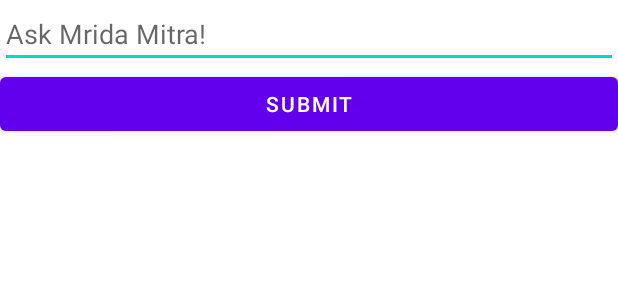
After one commit to Ashrayyy/MridaMitra, an Android app: the layout fragment_chat.xml on its own in the app's theme, with its tools: preview values and no code run, on a phone screen of 412 x 824 dp. The commit adds this screen. Shown: the top 300 px of the screen. Run offline under Robolectric (Android 15) with nearby library versions, the phone set to English and light mode, and no system bars; network calls fail.

Commit message:
Updated commit

```diff
--- a/app/build.gradle
+++ b/app/build.gradle
@@ -38,11 +38,16 @@ android {
 dependencies {
 
     implementation 'androidx.core:core-ktx:1.8.0'
+    implementation 'com.squareup.okhttp3:okhttp:4.9.3'
+    implementation 'com.google.code.gson:gson:2.8.8'
     implementation 'androidx.appcompat:appcompat:1.4.1'
     implementation 'com.google.android.material:material:1.5.0'
     implementation 'androidx.constraintlayout:constraintlayout:2.1.3'
     implementation 'androidx.lifecycle:lifecycle-livedata-ktx:2.4.1'
     implementation 'androidx.lifecycle:lifecycle-viewmodel-ktx:2.4.1'
+
+    implementation 'org.tensorflow:tensorflow-lite:2.8.0'
+
     implementation 'androidx.navigation:navigation-fragment-ktx:2.5.2'
     implementation 'androidx.navigation:navigation-ui-ktx:2.5.2'
     implementation 'androidx.legacy:legacy-support-v4:1.0.0'
--- /dev/null
+++ b/app/src/main/res/drawable/baseline_pause_ic_pause.xml
@@ -0,0 +1,5 @@
+<vector android:height="24dp" android:tint="#000000"
+    android:viewportHeight="24" android:viewportWidth="24"
+    android:width="24dp" xmlns:android="http://schemas.android.com/apk/res/android">
+    <path android:fillColor="@android:color/white" android:pathData="M6,19h4L10,5L6,5v14zM14,5v14h4L18,5h-4z"/>
+</vector>
--- /dev/null
+++ b/app/src/main/res/drawable/ic_chat.xml
@@ -0,0 +1,5 @@
+<vector android:autoMirrored="true" android:height="24dp"
+    android:tint="#000000" android:viewportHeight="24"
+    android:viewportWidth="24" android:width="24dp" xmlns:android="http://schemas.android.com/apk/res/android">
+    <path android:fillColor="@android:color/white" android:pathData="M20,2L4,2c-1.1,0 -1.99,0.9 -1.99,2L2,22l4,-4h14c1.1,0 2,-0.9 2,-2L22,4c0,-1.1 -0.9,-2 -2,-2zM6,9h12v2L6,11L6,9zM14,14L6,14v-2h8v2zM18,8L6,8L6,6h12v2z"/>
+</vector>
--- /dev/null
+++ b/app/src/main/res/layout/fragment_chat.xml
@@ -0,0 +1,27 @@
+<?xml version="1.0" encoding="utf-8"?>
+<LinearLayout
+    android:orientation="vertical" xmlns:android="http://schemas.android.com/apk/res/android"
+    xmlns:tools="http://schemas.android.com/tools"
+    android:layout_width="match_parent"
+    android:layout_height="match_parent"
+    tools:context=".ChatFragment">
+
+    <!-- TODO: Update blank fragment layout -->
+    <EditText
+        android:id="@+id/query"
+        android:hint="Ask Mrida Mitra!"
+        android:layout_width="match_parent"
+        android:layout_height="wrap_content"/>
+    <Button
+        android:id="@+id/buttonsub"
+        android:layout_width="match_parent"
+        android:layout_height="wrap_content"
+        android:text="Submit"/>
+    <TextView
+        android:id="@+id/result"
+        android:layout_width="match_parent"
+        android:layout_height="wrap_content"
+        android:text=""/>
+
+
+</LinearLayout>
--- a/app/src/main/res/menu/activity_main_drawer.xml
+++ b/app/src/main/res/menu/activity_main_drawer.xml
@@ -29,6 +29,10 @@
             android:icon="@drawable/ic_fert"
             android:title="Fertilisers" />
         <item
+            android:id="@+id/nav_chat"
+            android:icon="@drawable/ic_chat"
+            android:title="Chat" />
+        <item
             android:id="@+id/nav_logout"
             android:icon="@drawable/ic_logout"
             android:title="Logout" />
--- a/app/src/main/res/navigation/mobile_navigation.xml
+++ b/app/src/main/res/navigation/mobile_navigation.xml
@@ -37,4 +37,10 @@
         android:name="com.ashray.mridamitra.ui.slideshow.SlideshowFragment"
         android:label="Fertilisers"
         tools:layout="@layout/fragment_slideshow" />
+    <fragment
+        android:id="@+id/nav_chat"
+        android:name="com.ashray.mridamitra.ChatFragment"
+        android:label="Mrida Mitra"
+        tools:layout="@layout/fragment_chat" />
+
 </navigation>
--- a/app/src/main/res/values/strings.xml
+++ b/app/src/main/res/values/strings.xml
@@ -10,4 +10,6 @@
     <string name="menu_home">Home</string>
     <string name="menu_gallery">Gallery</string>
     <string name="menu_slideshow">Slideshow</string>
+    <!-- TODO: Remove or change this placeholder text -->
+    <string name="hello_blank_fragment">Hello blank fragment</string>
 </resources>
```
Also changed, not shown: app/src/main/java/com/ashray/mridamitra/ChatFragment.kt (added, +96 -0 lines), app/src/main/java/com/ashray/mridamitra/MainActivity.kt (+11 -2 lines), app/src/main/java/com/ashray/mridamitra/ui/moisture/MositureFragment.kt (+34 -0 lines), app/src/main/res/layout/fragment_gallery.xml (deleted, +0 -22 lines), 1 other file.
